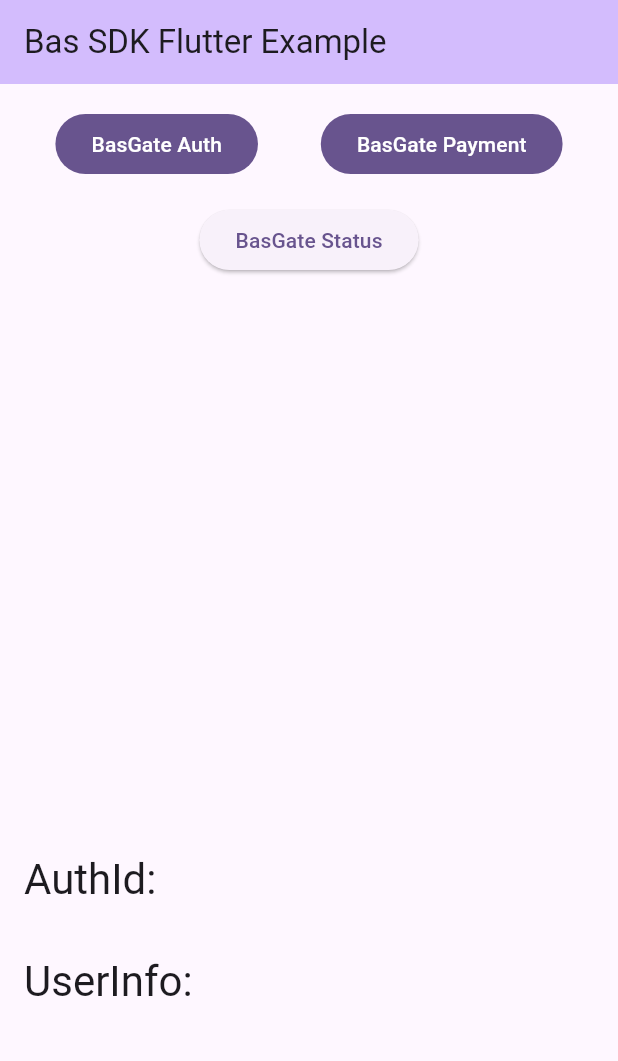
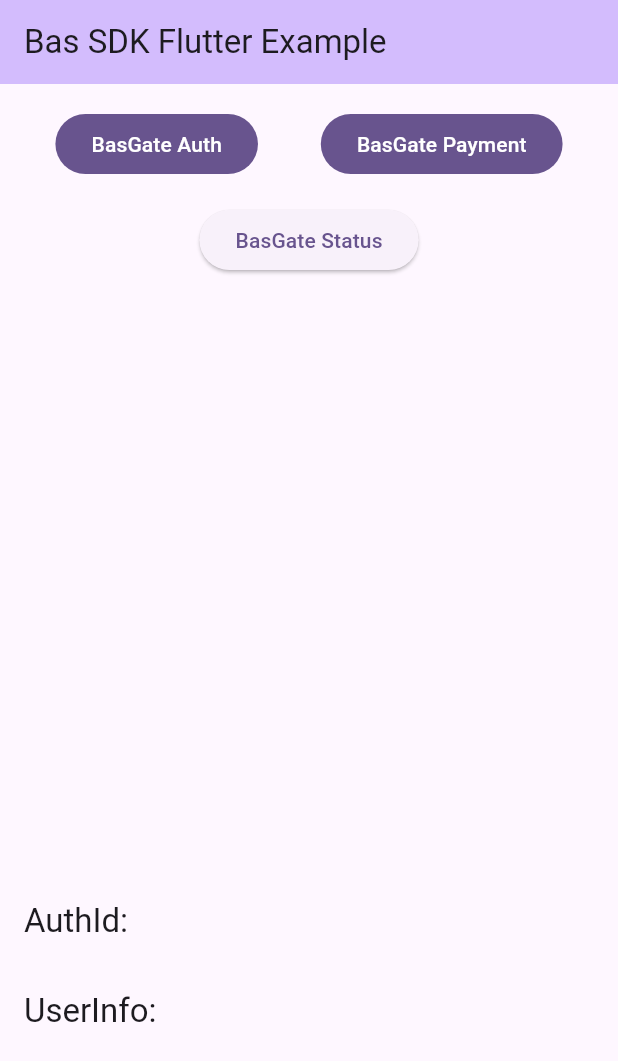
Before and after one commit to ansiabdo/BasFlutterSDK-Demo, a Flutter app: the screen it shows after launch, on a phone screen of 412 x 824 dp. Shown: the top 1061 px of the screen. Run offline on Flutter 3.47's test engine with Material 3 defaults, Android fonts, the phone set to English and light mode, and no system bars; missing offline and left inert: bas_sdk.

Commit message:
Update main.dart

```diff
--- a/lib/main.dart
+++ b/lib/main.dart
@@ -99,28 +99,28 @@ class _MyHomePageState extends State<MyHomePage> {
             padding: const EdgeInsets.all(16.0),
             child: Text(
               '$_authCode',
-              style: Theme.of(context).textTheme.headline4,
+              style: Theme.of(context).textTheme.headline6,
             ),
           ),
           Padding(
             padding: const EdgeInsets.all(16.0),
             child: Text(
               '$_userInfo',
-              style: Theme.of(context).textTheme.headline4,
+              style: Theme.of(context).textTheme.headline6,
             ),
           ),
           Padding(
             padding: const EdgeInsets.all(16.0),
             child: Text(
               '$_payment',
-              style: Theme.of(context).textTheme.headline4,
+              style: Theme.of(context).textTheme.headline6,
             ),
           ),
           Padding(
             padding: const EdgeInsets.all(16.0),
             child: Text(
               '$_status',
-              style: Theme.of(context).textTheme.headline4,
+              style: Theme.of(context).textTheme.headline6,
             ),
           ),
         ],
```
